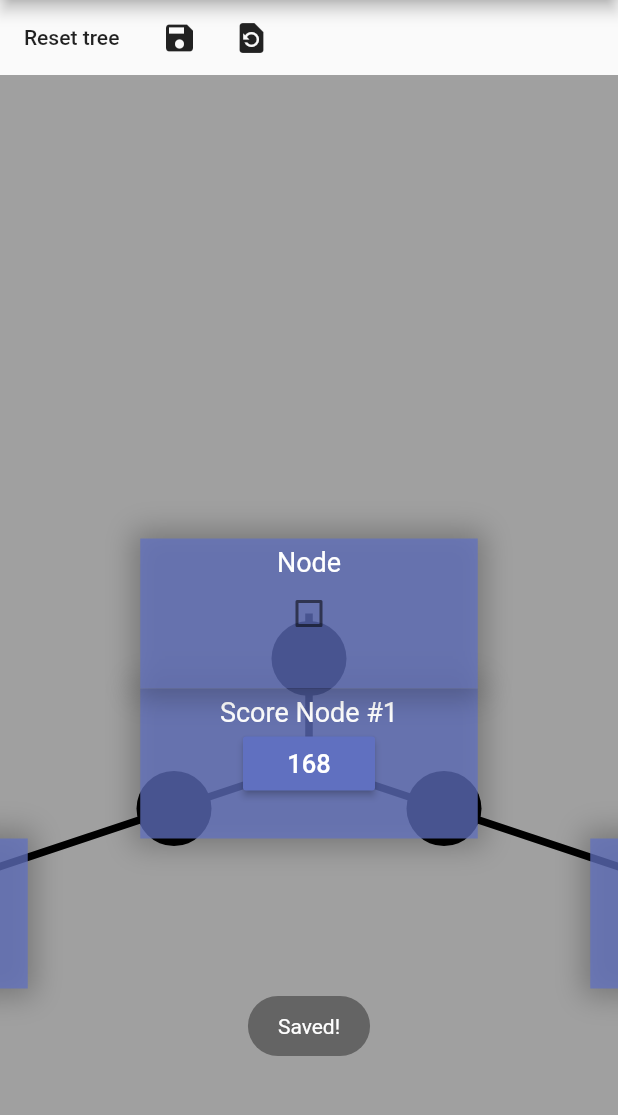
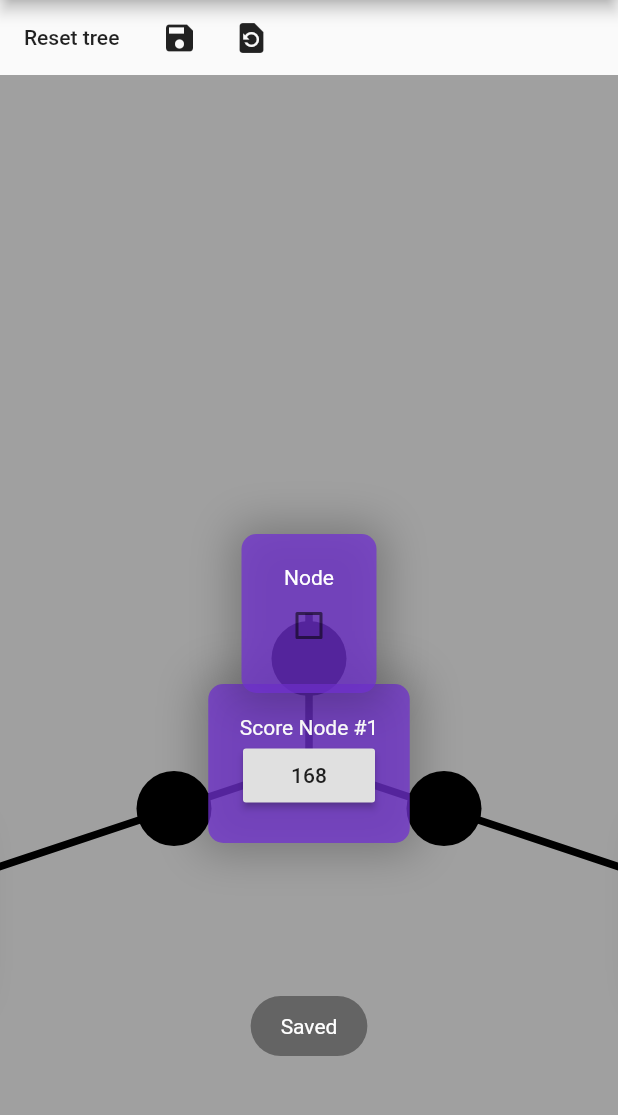
Before and after one commit to FellowHead/skilitri, a Flutter app: the screen it shows after launch, after a tap on the "save" icon, on a phone screen of 412 x 824 dp, the part 84-1199 px from its top. Run offline on Flutter 3.47's test engine with Material 2 defaults, Android fonts, the phone set to English and light mode, and no system bars; our stand-ins replace fluttertoast; missing offline and left inert: matrix_gesture_detector.

Commit message:
adding of custom counts

```diff
--- a/lib/main.dart
+++ b/lib/main.dart
@@ -8,8 +8,6 @@ import 'package:skilitri/tree.dart';
 import 'package:matrix_gesture_detector/matrix_gesture_detector.dart';
 import 'package:path_provider/path_provider.dart';
 import 'package:fluttertoast/fluttertoast.dart';
-import 'package:flutter_localizations/flutter_localizations.dart';
-import 'package:flutter_cupertino_localizations/flutter_cupertino_localizations.dart';
 
 void main() => runApp(MyApp());
 
@@ -18,16 +16,6 @@ class MyApp extends StatelessWidget {
   @override
   Widget build(BuildContext context) {
     return MaterialApp(
-        localizationsDelegates: [
-          // ... app-specific localization delegate[s] here
-          GlobalMaterialLocalizations.delegate,
-          GlobalWidgetsLocalizations.delegate,
-          GlobalCupertinoLocalizations.delegate,
-        ],
-        supportedLocales: [
-          const Locale('en'),
-          const Locale('de'),
-        ],
       title: 'skilitri',
       theme: ThemeData(
         // This is the theme of your application.
@@ -44,39 +32,12 @@ class MyApp extends StatelessWidget {
         primaryColor: Color(0xff60dcaf),
         primaryColorDark: Color(0xffd0e0e0),
         backgroundColor: Color(0xffa0a0a0),
-        buttonColor: Color(0xff6070c0)
+        //buttonColor: Color(0xff6070c0)
       ),
       home: Skilitri()
     );
   }
 }
-
-class ShapesPainter extends CustomPainter {
-  Root root;
-
-  ShapesPainter(Root root) {
-    this.root = root;
-  }
-
-  @override
-  void paint(Canvas canvas, Size size) {
-    final paint = Paint();
-    paint.color = Colors.black;
-    paint.strokeWidth = 5;
-
-    for (Node n in root.getDescendants()) {
-      if (n.parent is Node) {
-        Offset start = n.position.scale(1, -1);
-        Offset end = (n.parent as Node).position.scale(1, -1);
-        canvas.drawLine(start, end, paint);
-        canvas.drawCircle(Offset.lerp(start, end, 0.7), 25, paint);
-      }
-    }
-  }
-  @override
-  bool shouldRepaint(CustomPainter oldDelegate) => false;
-}
-
 
 class Skilitri extends StatefulWidget {
   @override
@@ -185,7 +146,7 @@ class SkilitriState extends State<Skilitri> {
                   notifier.value++;
                 },
                 child: Center(
-                  child: n.render(Theme.of(context), notifier, getSelectionType(n)),
+                  child: n.render(context, notifier, getSelectionType(n)),
                 )
             )
         )
@@ -256,7 +217,7 @@ class SkilitriState extends State<Skilitri> {
     print('saved');
 
     Fluttertoast.showToast(
-      msg: "Saved!",
+      msg: "Saved",
       toastLength: Toast.LENGTH_SHORT,
       gravity: ToastGravity.BOTTOM,
       backgroundColor: Color(0x60000000),
@@ -542,6 +503,32 @@ class SkilitriState extends State<Skilitri> {
   }
 }
 
+class ShapesPainter extends CustomPainter {
+  Root root;
+
+  ShapesPainter(Root root) {
+    this.root = root;
+  }
+
+  @override
+  void paint(Canvas canvas, Size size) {
+    final paint = Paint();
+    paint.color = Colors.black;
+    paint.strokeWidth = 5;
+
+    for (Node n in root.getDescendants()) {
+      if (n.parent is Node) {
+        Offset start = n.position.scale(1, -1);
+        Offset end = (n.parent as Node).position.scale(1, -1);
+        canvas.drawLine(start, end, paint);
+        canvas.drawCircle(Offset.lerp(start, end, 0.7), 25, paint);
+      }
+    }
+  }
+  @override
+  bool shouldRepaint(CustomPainter oldDelegate) => false;
+}
+
 class NodeInfo extends StatefulWidget {
   final Node node;
   final ValueNotifier<int> notif = ValueNotifier(0);
@@ -592,7 +579,7 @@ class NodeInfoState extends State<NodeInfo> {
                     height: 30.0,
                   )
                 ]
-                  ..addAll(widget.node.body.getInfo(widget.notif))
+                  ..addAll(widget.node.body.getInfo(context, widget.notif))
                 ..add(Divider(
                       height: 30.0,
                     ))
--- a/lib/tree.dart
+++ b/lib/tree.dart
@@ -136,34 +136,40 @@ class Node extends Parent {
     return p;
   }
 
-  Widget render(ThemeData theme, ValueNotifier notifier, SelectionType sel) {
+  Widget render(BuildContext context, ValueNotifier notifier, SelectionType sel) {
+    ThemeData theme = Theme.of(context);
+
     return Container(
-      width: 225,
-      height: 100,
       decoration: BoxDecoration(
-        color: theme.buttonColor.withOpacity(isDragged ? 1.0 : 0.75),
+        color: Color(0xff7030d0).withOpacity(isDragged ? 1.0 : 0.75),
         border: Border.all(width: 5, color: sel == SelectionType.None ? Color(0x0) : (sel == SelectionType.Focused ? theme.primaryColor : theme.primaryColorDark)),
         boxShadow: [
           BoxShadow(
-            blurRadius: 15,
+            blurRadius: 25,
             spreadRadius: 5,
             color: Colors.black26
           )
-        ]
+        ],
+        borderRadius: BorderRadius.all(Radius.circular(10.0))
       ),
       child: Center(
-        child: Column(
+        widthFactor: 1.0,
+        heightFactor: 1.0,
+        child: Container(
+          padding: EdgeInsets.all(16.0),
+          //decoration: BoxDecoration(color: Colors.yellow),
+          child: Column(
+          mainAxisSize: MainAxisSize.min,
           children: <Widget>[
             Text(title,
               style: TextStyle(
-                  color: Colors.white,
-                  //fontSize: 15.0 / scale
-                  fontSize: 18.0
+                  color: Colors.white
               ),
             ),
-            _body.renderBody(notifier)
+            _body.renderBody(context, notifier)
           ],
         ),
+        )
       ),
     );
   }
@@ -250,8 +256,8 @@ abstract class NodeBody {
     _node = node;
   }
 
-  Widget renderBody(ValueNotifier notifier);
-  List<Widget> getInfo(ValueNotifier notifier);
+  Widget renderBody(BuildContext context, ValueNotifier notifier);
+  List<Widget> getInfo(BuildContext context, ValueNotifier notifier);
 
   NodeBody.fromJson(Map<String, dynamic> json);
   Map<String, dynamic> toJson();
@@ -272,7 +278,7 @@ class DemoBody extends NodeBody {
       };
 
   @override
-  Widget renderBody(ValueNotifier notifier) {
+  Widget renderBody(BuildContext context, ValueNotifier notifier) {
     return Column(
       children: <Widget>[
         Checkbox(
@@ -293,7 +299,7 @@ class DemoBody extends NodeBody {
   }
 
   @override
-  List<Widget> getInfo(ValueNotifier notifier) {
+  List<Widget> getInfo(BuildContext context, ValueNotifier notifier) {
     return [
       Text("sicko node node node node node node"),
       CheckboxListTile(
@@ -355,25 +361,15 @@ class ScoreBody extends NodeBody {
   }
 
   @override
-  Widget renderBody(ValueNotifier notifier) {
+  Widget renderBody(BuildContext context, ValueNotifier notifier) {
     return Column(
       children: <Widget>[
-//        Text(getTotalScore().toString(),
-//          style: TextStyle(
-//              color: Colors.white,
-//              fontSize: 17.0
-//          ),
-//        ),
         RaisedButton(
           onPressed: () => {
             updoot()
           },
           child: Text(
-            getTotalScore().toString(),
-            style: TextStyle(
-              color: Colors.white,
-              fontSize: 17.0
-            ),
+            getTotalScore().toString()
           ),
         )
       ],
@@ -415,18 +411,12 @@ class ScoreBody extends NodeBody {
   }
 
   @override
-  List<Widget> getInfo(ValueNotifier notifier) {
-    //print("getinfo");
-    if (_cScore.text != score.toString()) {
+  List<Widget> getInfo(BuildContext context, ValueNotifier notifier) {
+    if (_cScore.text != score.toString() && FocusScope.of(context).focusedChild is TextField) {
       _cScore.text = score.toString();
     }
 
     return [
-      Text(updoots.length.toString() + " counts in "
-          + getStudyDuration().inDays.toString() + " days, "
-          + (getStudyDuration().inHours % Duration.hoursPerDay).toString() +
-          " hours"),
-      Text(""),
       TextField(
           decoration: InputDecoration(
               hintText: "Enter score..."
@@ -439,6 +429,30 @@ class ScoreBody extends NodeBody {
           keyboardType: TextInputType.numberWithOptions(
               signed: false, decimal: false),
           controller: _cScore
+      ),
+      Text(updoots.length.toString() + " counts"),
+      Text("Total: " + getTotalScore().toString()),
+      Text(getStudyDuration().inDays.toString() + " days, "
+          + (getStudyDuration().inHours % Duration.hoursPerDay).toString() + " hours"),
+      RaisedButton(
+        onPressed: () => {
+          showDatePicker(
+              context: context,
+              initialDate: DateTime.now(),
+              firstDate: _node.creationDate,
+              lastDate: DateTime.now(),
+          ).then((d) => {
+            showTimePicker(
+                context: context,
+                initialTime: TimeOfDay.now()
+            ).then((v) => {
+              updoots.add(d.add(Duration(hours: v.hour, minutes: v.minute))),
+              score++,
+              notifier.value++
+            })
+          })
+        },
+        child: Text('Add count'),
       ),
       ListView(
         physics: NeverScrollableScrollPhysics(),
--- a/pubspec.yaml
+++ b/pubspec.yaml
@@ -27,9 +27,6 @@ dependencies:
   matrix_gesture_detector:
   path_provider: ^0.4.1
   fluttertoast: ^3.1.0
-  flutter_localizations:
-    sdk: flutter
-  flutter_cupertino_localizations: ^1.0.1
 
 dev_dependencies:
   flutter_test:
```
